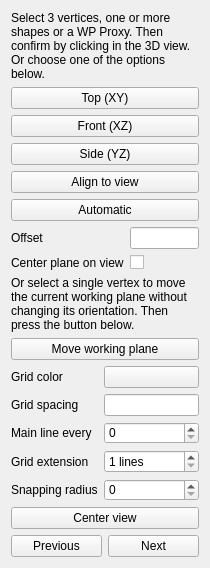
southseact-3d/fcd, file src/Mod/Draft/Resources/ui/TaskSelectPlane.ui: the form before one commit.
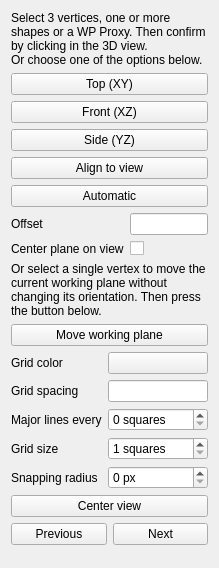
The form after the commit. Custom widgets are drawn as their Qt base class.

Commit message:
Update grid size nomenclature (#13093)
* Update grid nomenclature to major/minor. Closes #13090

```diff
--- a/src/Mod/Draft/Resources/ui/TaskSelectPlane.ui
+++ b/src/Mod/Draft/Resources/ui/TaskSelectPlane.ui
@@ -189,28 +189,31 @@
         <string>The number of squares between each main line of the grid</string>
        </property>
        <property name="text">
-        <string>Main line every</string>
+        <string>Major lines every</string>
        </property>
       </widget>
      </item>
      <item row="2" column="1">
       <widget class="QSpinBox" name="fieldGridMainLine">
        <property name="toolTip">
-        <string>The number of squares between each main line of the grid</string>
+        <string>The number of squares between major grid lines</string>
+       </property>
+       <property name="suffix">
+        <string> squares</string>
        </property>
       </widget>
      </item>
      <item row="3" column="0">
       <widget class="QLabel" name="label_8">
        <property name="text">
-        <string>Grid extension</string>
+        <string>Grid size</string>
        </property>
       </widget>
      </item>
      <item row="3" column="1">
       <widget class="QSpinBox" name="fieldGridExtension">
        <property name="suffix">
-        <string> lines</string>
+        <string> squares</string>
        </property>
        <property name="minimum">
         <number>1</number>
@@ -235,9 +238,10 @@
      <item row="4" column="1">
       <widget class="QSpinBox" name="fieldSnapRadius">
        <property name="toolTip">
-        <string>The distance at which a point can be snapped to
-when approaching the mouse. You can also change this
-value by using the [ and ] keys while drawing</string>
+        <string>The distance at which a point can be snapped to</string>
+       </property>
+       <property name="suffix">
+        <string> px</string>
        </property>
       </widget>
      </item>
```
Left out of the diff: 27 changed lines with no effect on the pictures. The commit also changes 1 other file.
